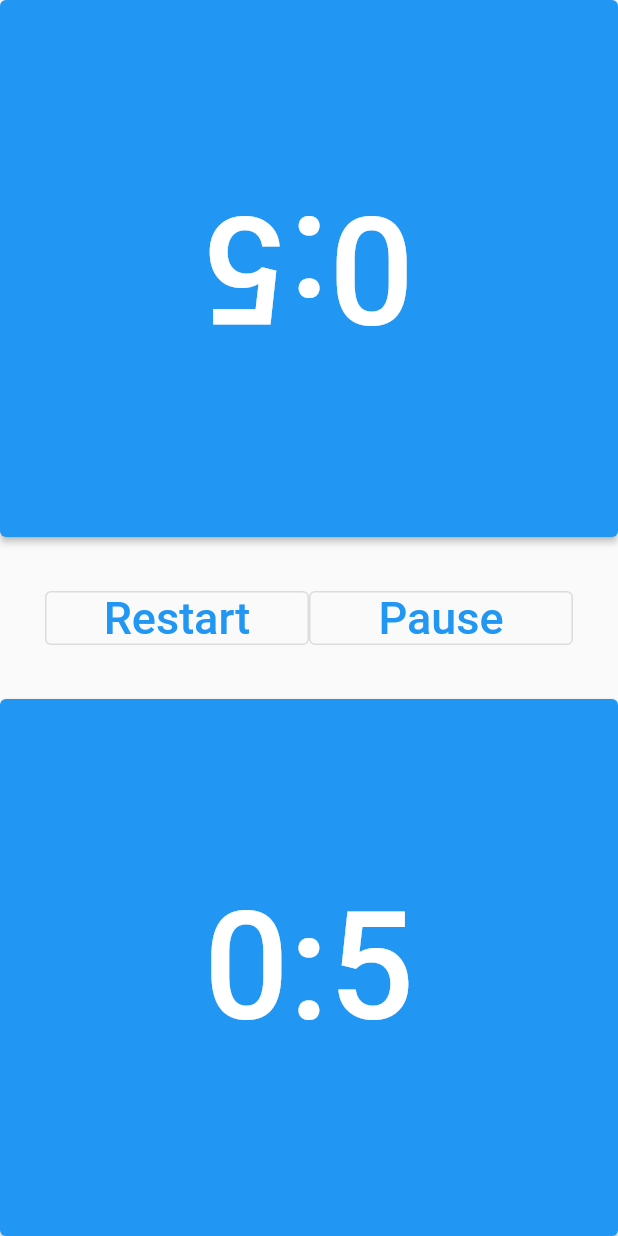
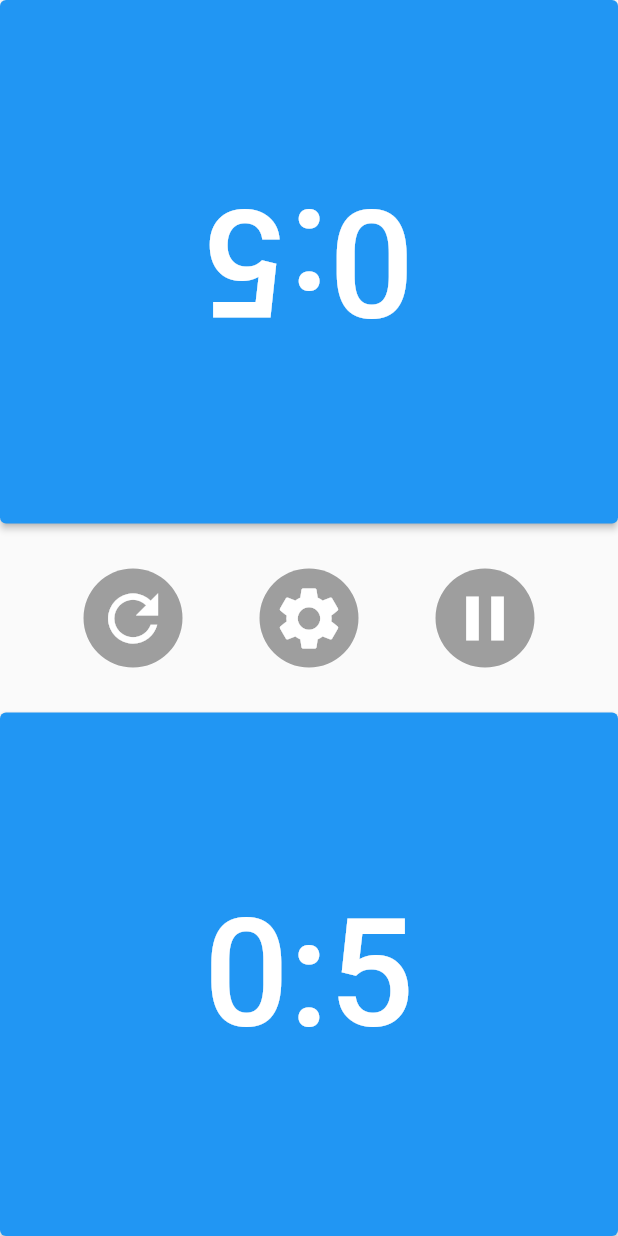
Before and after one commit to Hvassaa/chess_timer, a Flutter app: the screen it shows after launch, on a phone screen of 412 x 824 dp. Run offline on Flutter 3.47's test engine with Material 2 defaults, Android fonts, the phone set to English and light mode, and no system bars.

Commit message:
new buttons

```diff
--- a/lib/main.dart
+++ b/lib/main.dart
@@ -116,25 +116,51 @@ class _ChessTimerState extends State<ChessTimer> {
             mainAxisAlignment: MainAxisAlignment.spaceEvenly,
             children: [
               Expanded(
-                child: OutlinedButton(
+                child: Ink(
+                  decoration: const ShapeDecoration(
+                    color: Colors.grey,
+                    shape: CircleBorder(),
+                  ),
+                  child: IconButton(
                     onPressed: () {
                       pause();
                       counter1.reset();
                       counter2.reset();
                     },
-                  child: Text(
-                    "Restart",
-                    style: TextStyle(fontSize: 30),
+                    icon: Icon(Icons.refresh),
+                    color: Colors.white,
+                    iconSize: 50.0,
                   ),
                 ),
               ),
               Expanded(
-                  child: OutlinedButton(
+                child: Ink(
+                  decoration: const ShapeDecoration(
+                    color: Colors.grey,
+                    shape: CircleBorder(),
+                  ),
+                  child: IconButton(
+                    icon: Icon(Icons.settings),
+                    color: Colors.white,
+                    iconSize: 50.0,
+                    onPressed: () {},
+                  ),
+                ),
+              ),
+              Expanded(
+                child: Ink(
+                  decoration: const ShapeDecoration(
+                    color: Colors.grey,
+                    shape: CircleBorder(),
+                  ),
+                  child: IconButton(
                     onPressed: pause,
-                      child: Text(
-                        "Pause",
-                        style: TextStyle(fontSize: 30),
-                      ))),
+                    icon: Icon(Icons.pause),
+                    color: Colors.white,
+                    iconSize: 50.0,
+                  ),
+                ),
+              ),
             ],
           ),
         ),
```
Lines whose indentation alone changed are shown as unchanged.
